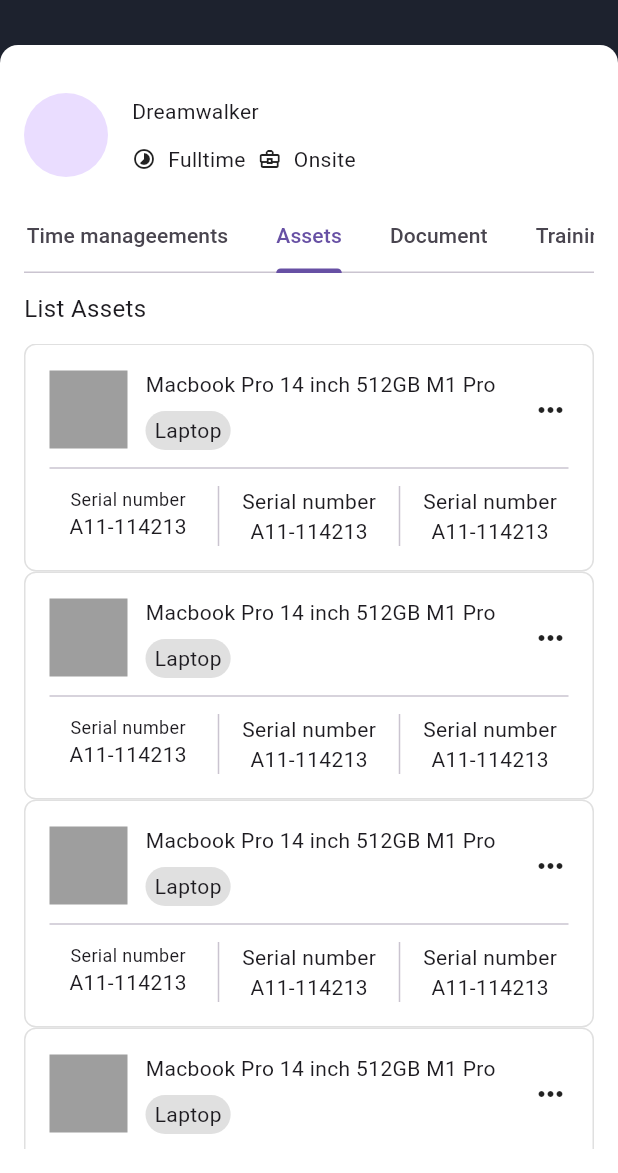
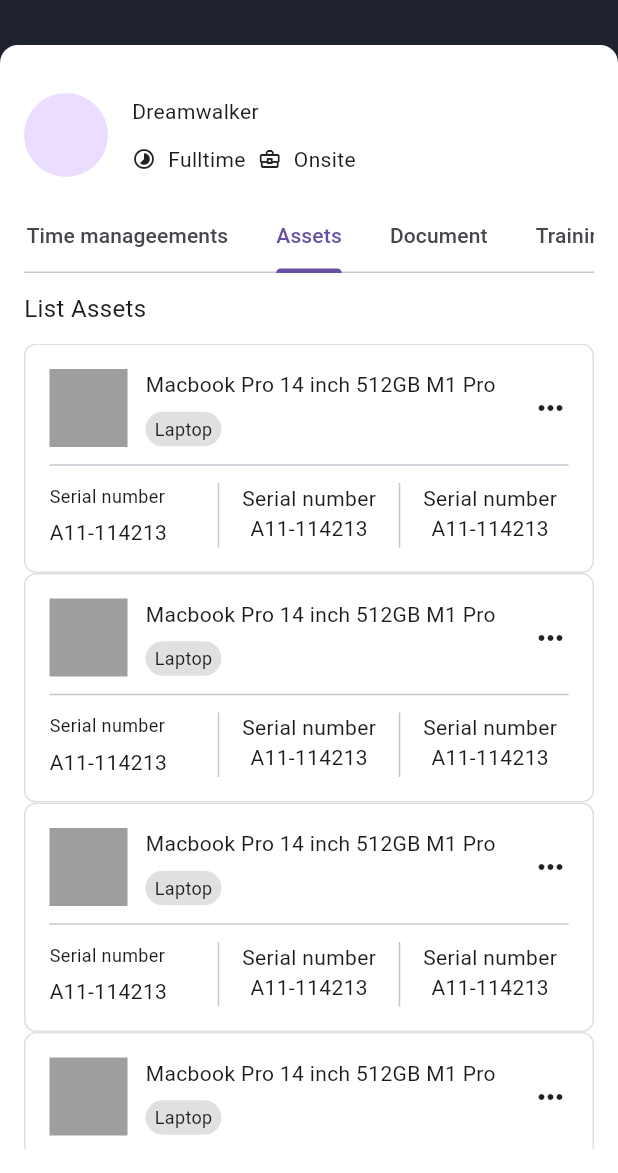
Before and after one commit to JAICHANGPARK/flutter_notebook_chapter_43, a Flutter app: the EmployeeDetailPage screen opened directly, tab 3 chosen, on a phone screen of 412 x 824 dp, the part 63-1236 px from its top. Run offline on Flutter 3.47's test engine with Material 3 defaults, Android fonts, the phone set to English and light mode, and no system bars; our stand-ins replace gap, hugeicons, percent_indicator.

Commit message:
Update employee_assets_widget.dart

```diff
--- a/lib/ep2178_employee_app/ui/employee_assets_widget.dart
+++ b/lib/ep2178_employee_app/ui/employee_assets_widget.dart
@@ -48,6 +48,7 @@ class _EmployeeAssetsWidgetState extends State<EmployeeAssetsWidget> {
                       Expanded(
                         child: Column(
                           spacing: 8,
+
                           crossAxisAlignment: CrossAxisAlignment.start,
                           children: [
                             Text("Macbook Pro 14 inch 512GB M1 Pro"),
@@ -58,7 +59,9 @@ class _EmployeeAssetsWidgetState extends State<EmployeeAssetsWidget> {
                               ),
                               padding: EdgeInsets.symmetric(horizontal: 6,vertical: 3),
                               child: Text(
-                                "Laptop",
+                                "Laptop",style: TextStyle(
+                                fontSize: 12,
+                              ),
                               ),
                             )
                           ],
@@ -77,6 +80,8 @@ class _EmployeeAssetsWidgetState extends State<EmployeeAssetsWidget> {
                       children: [
                         Expanded(
                           child: Column(
+                            crossAxisAlignment: CrossAxisAlignment.start,
+                            spacing: 6,
                             children: [
                               Text("Serial number",style: TextStyle(
                                 fontSize: 12,
```
